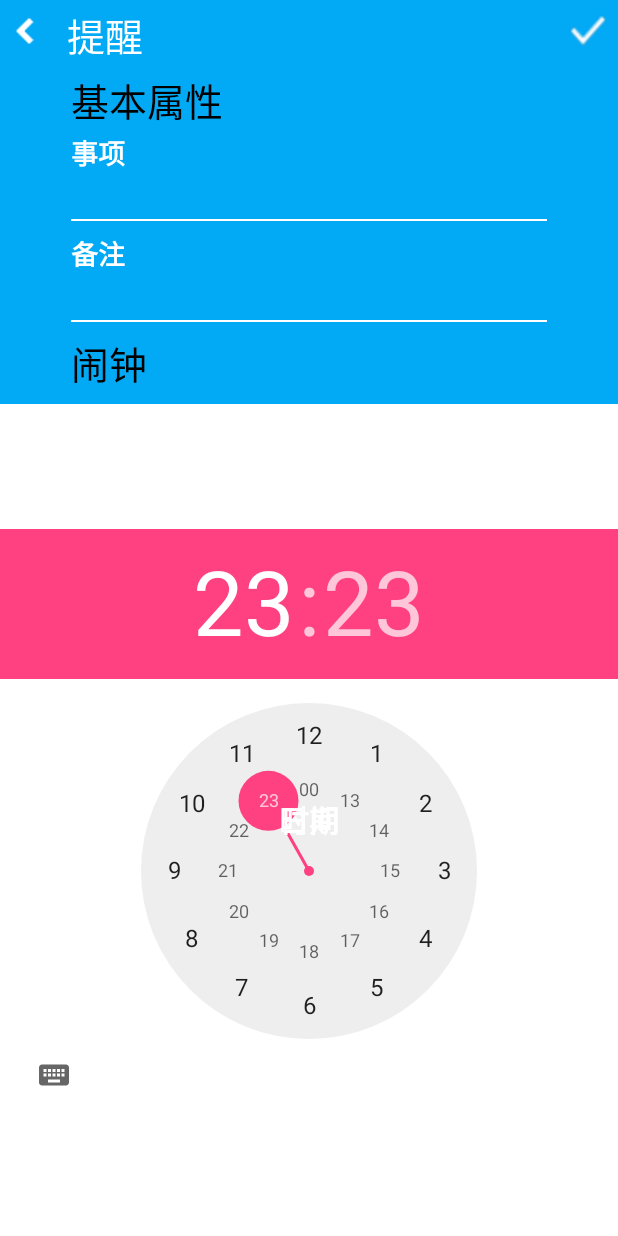
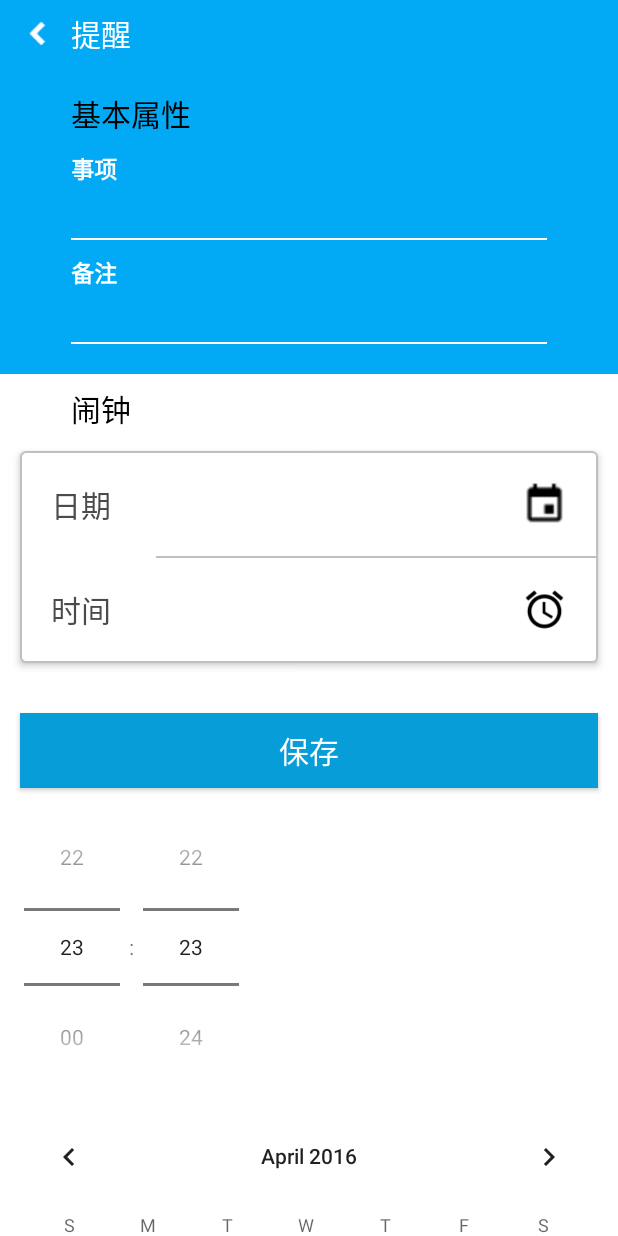
Before and after one commit to Lxr233/Desktop-pet, an Android app: the AlarmActivity screen opened directly, with no data from a screen before it, on a phone screen of 412 x 824 dp. Run offline under Robolectric (Android 15) with nearby library versions, the light colour scheme and no system bars.

Commit message:
重新修改了闹钟设置的界面
只是重做了界面，java部分还没修改

```diff
--- a/Pet/app/src/main/java/com/example/administrator/pet/AlarmActivity.java
+++ b/Pet/app/src/main/java/com/example/administrator/pet/AlarmActivity.java
@@ -66,26 +66,26 @@ public class AlarmActivity extends Activity implements OnClickListener{
 		View tab_time=this.getLayoutInflater().inflate(R.layout.tabwidget, null);
 		TextView tv_time=(TextView)tab_time.findViewById(R.id.tab_label);
 		tv_time.setText("时间");
-		//获取该activity里面的TabHost对象
-		tabhost=(TabHost)findViewById(R.id.tabhost);
-		tabhost.setup();
-		//创建第一个Tab页
-		TabSpec tab1=tabhost.newTabSpec("tab1").setIndicator(tab_date).setContent(R.id.alarmset_ll_tab01);
-		tabhost.addTab(tab1);
-		//创建第二个Tab页
-		TabSpec tab2=tabhost.newTabSpec("tab2").setIndicator(tab_time).setContent(R.id.alarmset_ll_tab02);
-		tabhost.addTab(tab2);
-		tabhost.setCurrentTabByTag("tab1"); // 设置第一次打开时默认显示的标签
-		updateTab(tabhost);//初始化Tab的颜色，和字体的颜色
-		tabhost.setOnTabChangedListener(new TabHost.OnTabChangeListener() {
-
-			@Override
-			public void onTabChanged(String tabId) {
-				// TODO Auto-generated method stub
-				tabhost.setCurrentTabByTag(tabId);
-				updateTab(tabhost);
-			}
-		});
+//		//获取该activity里面的TabHost对象
+//		tabhost=(TabHost)findViewById(R.id.tabhost);
+//		tabhost.setup();
+//		//创建第一个Tab页
+//		TabSpec tab1=tabhost.newTabSpec("tab1").setIndicator(tab_date).setContent(R.id.alarmset_ll_tab01);
+//		tabhost.addTab(tab1);
+//		//创建第二个Tab页
+//		TabSpec tab2=tabhost.newTabSpec("tab2").setIndicator(tab_time).setContent(R.id.alarmset_ll_tab02);
+//		tabhost.addTab(tab2);
+//		tabhost.setCurrentTabByTag("tab1"); // 设置第一次打开时默认显示的标签
+//		updateTab(tabhost);//初始化Tab的颜色，和字体的颜色
+//		tabhost.setOnTabChangedListener(new TabHost.OnTabChangeListener() {
+//
+//			@Override
+//			public void onTabChanged(String tabId) {
+//				// TODO Auto-generated method stub
+//				tabhost.setCurrentTabByTag(tabId);
+//				updateTab(tabhost);
+//			}
+//		});
 		calendarview=(CalendarView)findViewById(R.id.alarmset_cv_calendarset);
 		timepicker=(TimePicker)findViewById(R.id.alarmset_tp_timeset);
 		timepicker.setIs24HourView(true);
--- a/Pet/app/src/main/java/com/example/administrator/pet/StartupReceiver.java
+++ b/Pet/app/src/main/java/com/example/administrator/pet/StartupReceiver.java
@@ -19,6 +19,12 @@ public class StartupReceiver extends BroadcastReceiver
                   Intent intent = new Intent(context, FloatWindowService.class);
                   context.startService(intent);
             }
+            else{
+                  //如果设置开机不启动，则把宠物的选择给设置为false
+                  editor.putBoolean("isFirstOn",false);
+                  editor.putBoolean("isSecondOn",false);
+                  editor.commit();
+            }
 
 }
 }
--- a/Pet/app/src/main/res/layout/alarmset.xml
+++ b/Pet/app/src/main/res/layout/alarmset.xml
@@ -1,22 +1,21 @@
 <LinearLayout xmlns:android="http://schemas.android.com/apk/res/android"
-    xmlns:tools="http://schemas.android.com/tools"
     android:layout_width="match_parent"
     android:layout_height="match_parent"
     android:orientation="vertical"
     android:background="@color/sweetblue"
-    tools:context=".AlarmActivity" >
+    android:focusable="true"
+    android:focusableInTouchMode="true">
     <RelativeLayout
         android:layout_width="match_parent"
         android:layout_height="45sp"
     >
         <Button
             android:id="@+id/alarmset_bt_back"
-            android:layout_width="33sp"
-            android:layout_height="33sp"
+            android:layout_width="30dp"
+            android:layout_height="30dp"
             android:layout_alignParentLeft="true"
-            android:layout_marginLeft="0sp"
-            android:layout_marginTop="4sp"
-            android:gravity="center_vertical"
+            android:layout_marginLeft="10dp"
+            android:layout_centerVertical="true"
             android:background="@drawable/back"
         />
         <TextView
@@ -24,35 +23,30 @@
             android:layout_width="wrap_content"
             android:layout_height="wrap_content"
             android:text="提醒"
-            android:textSize="25sp"
+            android:textSize="20sp"
             android:textColor="@color/white"
-            android:layout_toRightOf="@id/alarmset_bt_back"
-            android:gravity="center_vertical"
-            android:layout_marginLeft="11sp"
-            android:layout_marginTop="4sp"
+            android:layout_centerVertical="true"
+            android:layout_marginLeft="47dp"
             />
-         <Button
-             android:id="@+id/alarmset_bt_save"
-             android:layout_width="40sp"
-             android:layout_height="45sp"
-             android:layout_alignParentRight="true"
-             android:gravity="center_vertical"
-             android:layout_marginRight="0sp"
-             android:background="@drawable/save"/>
+
     </RelativeLayout>
   <!-- <View
         android:layout_width="match_parent"
         android:layout_height="1sp"
         android:background="@color/white"/>
    -->
+    <LinearLayout
+        android:layout_width="fill_parent"
+        android:layout_height="wrap_content"
+        android:orientation="vertical">
         <TextView
             android:layout_width="wrap_content"
             android:layout_height="wrap_content"
             android:text="基本属性"
             android:textColor="@color/black"
-        android:textSize="25sp"
-        android:layout_marginLeft="47sp"
-        android:layout_marginTop="2sp"/>
+            android:textSize="20sp"
+            android:layout_marginLeft="47dp"
+            android:layout_marginTop="15dp"/>
 
         <TextView
             android:layout_width="wrap_content"
@@ -60,19 +54,19 @@
             android:text="事项"
             android:textStyle="bold"
             android:textColor="@color/white"
-        android:textSize="18sp"
+            android:textSize="15sp"
             android:layout_marginLeft="47sp"
-        android:layout_marginTop="2sp"/>
+            android:layout_marginTop="10dp"/>
 
         <EditText
             android:id="@+id/alarmset_et_task"
             android:layout_width="match_parent"
             android:layout_height="wrap_content"
-        android:textSize="20sp"
-        android:textColor="@color/black"
+            android:textSize="23sp"
+            android:textColor="@color/white"
             android:textCursorDrawable="@drawable/color_cursor"
             android:layout_marginLeft="47sp"
-        android:layout_marginTop="3sp"
+            android:layout_marginTop="3dp"
             android:background="@null"/>
 
         <View
@@ -88,65 +82,148 @@
             android:text="备注"
             android:textStyle="bold"
             android:textColor="@color/white"
-        android:textSize="18sp"
+            android:textSize="15sp"
             android:layout_marginLeft="47sp"
-        android:layout_marginTop="8sp"/>
+            android:layout_marginTop="10dp"/>
 
         <EditText
             android:id="@+id/alarmset_et_remark"
             android:layout_width="match_parent"
             android:layout_height="wrap_content"
-        android:textSize="20sp"
+            android:textSize="23sp"
             android:textColor="@color/black"
             android:layout_marginLeft="47sp"
             android:textCursorDrawable="@drawable/color_cursor"
-        android:layout_marginTop="3sp"
+            android:layout_marginTop="3dp"
             android:background="@null"/>
         <View
             android:layout_width="match_parent"
             android:layout_height="1sp"
             android:layout_marginLeft="47sp"
             android:layout_marginRight="47sp"
-        android:background="@color/white"/>
+            android:background="@color/white"
+            android:layout_marginBottom="20dp"/>
+    </LinearLayout>
+
+    <LinearLayout
+        android:layout_width="fill_parent"
+        android:layout_height="wrap_content"
+        android:orientation="vertical"
+        android:background="@color/white">
         <TextView
             android:layout_width="wrap_content"
             android:layout_height="wrap_content"
             android:text="闹钟"
             android:textColor="@color/black"
-        android:textSize="25sp"
-        android:layout_marginLeft="47sp"
-        android:layout_marginTop="8sp"/>
-
-        <!-- 选项卡 -->
-    <TabHost
-        android:id="@+id/tabhost"
-        android:layout_width="match_parent"
-        android:layout_height="match_parent"
-        android:layout_marginTop="8sp"
-        android:layout_weight="1"
+            android:textSize="20sp"
+            android:layout_marginLeft="47dp"
+            android:layout_marginTop="8dp"/>
+        <RelativeLayout
+            android:layout_width="fill_parent"
+            android:layout_height="wrap_content"
+            android:layout_margin="13dp"
+            android:background="@drawable/border"
+            android:elevation="3dp"
             >
-         <LinearLayout
-             android:layout_width="match_parent"
-             android:layout_height="match_parent"
-             android:orientation="vertical"
-             >
-             <TabWidget
-                 android:id="@android:id/tabs"
+            <TextView
+                android:id="@+id/alarm_tv_date"
+                android:layout_width="wrap_content"
+                android:layout_height="wrap_content"
+                android:layout_marginTop="20dp"
+                android:layout_marginLeft="20dp"
+                android:text="日期"
+                android:textSize="20sp"
+                android:textColor="@color/grey"/>
+            <EditText
+                android:id="@+id/alarm_et_date"
                 android:layout_width="match_parent"
                 android:layout_height="wrap_content"
-                 android:showDividers="none"/>
-             <FrameLayout
-                 android:id="@android:id/tabcontent"
+                android:layout_marginRight="50dp"
+                android:layout_marginLeft="30dp"
+                android:layout_toRightOf="@id/alarm_tv_date"
+                android:layout_alignBottom="@+id/alarm_tv_date"
+                android:textSize="20sp"
+                android:textCursorDrawable="@drawable/color_cursor"
+                android:textColor="@color/grey"
+                android:focusable="false"
+                android:background="@null"
+                />
+            <Button
+                android:id="@+id/alarm_bt_date"
+                android:layout_width="30dp"
+                android:layout_height="30dp"
+                android:layout_alignParentRight="true"
+                android:layout_marginRight="20dp"
+                android:layout_alignBottom="@+id/alarm_tv_date"
+                android:background="@drawable/edit_birthday"
+                android:layout_above="@+id/set_tv_character"
+                android:layout_alignEnd="@+id/alarm_et_date" />
+            <View
+                android:layout_height="1dp"
                 android:layout_width="match_parent"
-                 android:layout_height="match_parent">
-                 <!-- 定义第一个标签页的内容 -->
-                 <LinearLayout
-                     android:id="@+id/alarmset_ll_tab01"
+                android:layout_marginLeft="90dp"
+                android:layout_alignParentRight="true"
+                android:layout_centerVertical="true"
+                android:background="#c0c0c0"
+                />
+
+            <TextView
+                android:id="@+id/alarm_tv_time"
+                android:layout_width="wrap_content"
+                android:layout_height="wrap_content"
+                android:layout_below="@+id/alarm_tv_date"
+                android:layout_marginTop="40dp"
+                android:layout_marginLeft="20dp"
+                android:layout_marginBottom="20dp"
+                android:text="时间"
+                android:textSize="20sp"
+                android:textColor="@color/grey"/>
+            <EditText
+                android:id="@+id/alarm_et_time"
                 android:layout_width="match_parent"
-                     android:layout_height="match_parent"
-                     android:orientation="vertical"
-                     android:gravity="center"
-                     android:background="@color/white">
+                android:layout_height="wrap_content"
+                android:layout_marginRight="50dp"
+                android:layout_marginLeft="30dp"
+                android:layout_toRightOf="@id/alarm_tv_time"
+                android:layout_alignBottom="@+id/alarm_tv_time"
+                android:textSize="20sp"
+                android:textCursorDrawable="@drawable/color_cursor"
+                android:textColor="@color/grey"
+                android:focusable="false"
+                android:background="@null"
+                />
+            <Button
+                android:id="@+id/alarm_bt_time"
+                android:layout_width="30dp"
+                android:layout_height="30dp"
+                android:layout_alignParentRight="true"
+                android:layout_marginRight="20dp"
+                android:layout_alignBottom="@+id/alarm_tv_time"
+                android:background="@drawable/time"
+                android:layout_above="@+id/set_tv_character"
+                android:layout_alignEnd="@+id/alarm_et_time" />
+        </RelativeLayout>
+
+        <Button
+            android:id="@+id/alarmset_bt_save"
+            android:layout_width="fill_parent"
+            android:layout_height="50dp"
+            android:layout_marginRight="13dp"
+            android:layout_marginLeft="13dp"
+            android:layout_marginTop="20dp"
+            android:background="#069DD9"
+            android:textColor="@color/white"
+            android:text="保存"
+            android:textSize="20sp"/>
+
+
+        <TimePicker
+            android:id="@+id/alarmset_tp_timeset"
+            android:layout_width="wrap_content"
+            android:layout_height="wrap_content"
+            android:timePickerMode="spinner"
+            />
+
         <CalendarView
             android:id="@+id/alarmset_cv_calendarset"
             android:layout_width="match_parent"
@@ -157,22 +234,12 @@
             android:firstDayOfWeek="1"
             android:focusedMonthDateColor="@color/sweetblue"
             />
+
     </LinearLayout>
-                 <!-- 定义第二个标签页的内容 -->
-                 <LinearLayout
-                     android:id="@+id/alarmset_ll_tab02"
-                     android:layout_width="match_parent"
-                     android:layout_height="match_parent"
-                     android:orientation="vertical"
-                     android:gravity="center"
-                     android:background="@color/white">
-                   <TimePicker
-                      android:id="@+id/alarmset_tp_timeset"
-                      android:layout_width="wrap_content"
-                      android:layout_height="wrap_content"
-                      />
+
+
+
+
+
+
 </LinearLayout>
-             </FrameLayout>
-         </LinearLayout>
-    </TabHost>
-</LinearLayout>
```
Also changed, not shown: Pet/app/src/main/res/drawable/time.png (added). Lines whose indentation alone changed are shown as unchanged.
